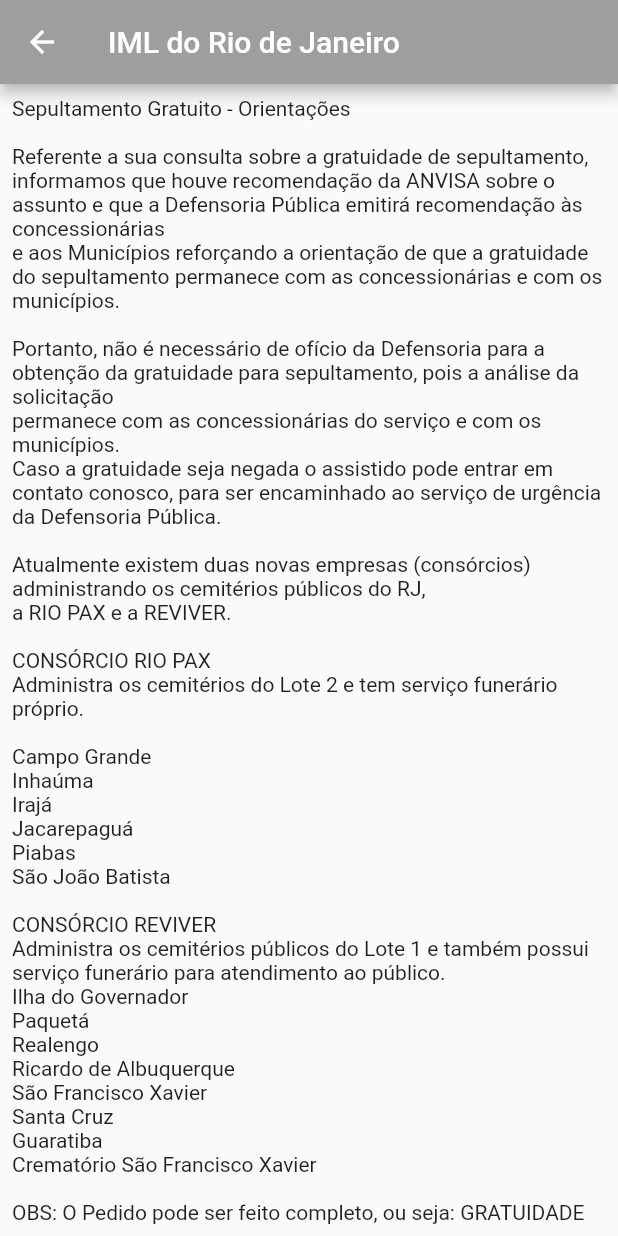
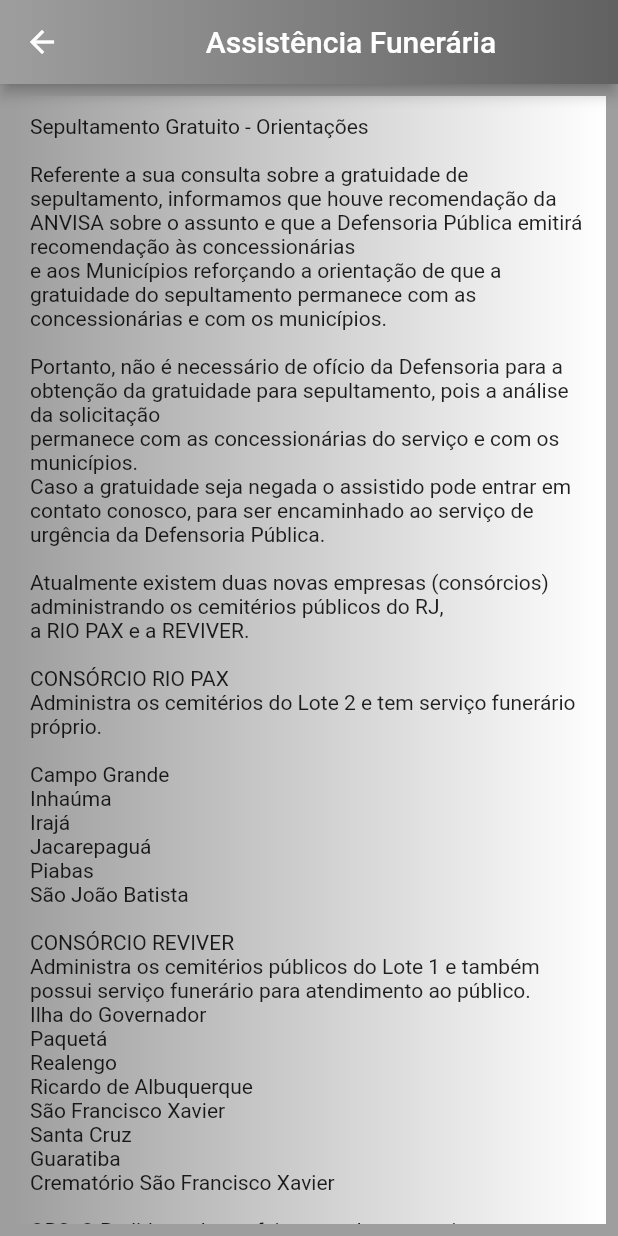
Before and after one commit to Abhimanyu121/favela_sem_corona, a Flutter app: the IMLScreen screen opened by its route, on a phone screen of 412 x 824 dp. Run offline on Flutter 3.47's test engine with Material 2 defaults, Android fonts, the phone set to English and light mode, and no system bars; our stand-ins replace google_maps_flutter, webview_flutter.

Commit message:
social media screen iml screen (design) welcome screen (hero widget)

```diff
--- a/lib/screens/iml_screen.dart
+++ b/lib/screens/iml_screen.dart
@@ -1,3 +1,4 @@
+import 'package:flutter/cupertino.dart';
 import 'package:flutter/material.dart';
 
 
@@ -15,13 +16,37 @@ class _IMLScreenState extends State<IMLScreen> {
   @override
   Widget build(BuildContext context) {
     return Scaffold(
+      backgroundColor: Colors.grey,
         appBar: AppBar(
-          backgroundColor: Colors.grey,
-          title: const Text('IML do Rio de Janeiro'),
+          title: Center(child: Text('Assistência Funerária')),
+          flexibleSpace: Container(
+            decoration: BoxDecoration(
+              gradient: LinearGradient(
+                  colors: [
+                    Colors.grey,
+                    Colors.grey.shade700,
+                  ],
+              ),
+            ),
+          ),
         ),
         body: Padding(
           padding: const EdgeInsets.all(8.0),
           child: SingleChildScrollView(
+            child: Stack(
+              alignment: AlignmentDirectional.center,
+              children:[
+                Container(
+                  decoration: BoxDecoration(
+                    gradient: LinearGradient(
+                      colors: [
+                        Colors.grey,
+                        Colors.white,
+                      ],
+                    ),
+                  ),
+                  child: Padding(
+                    padding: const EdgeInsets.all(12.0),
                     child: Text(
                       'Sepultamento Gratuito - Orientações \n '
                           '\n'
@@ -93,6 +118,10 @@ class _IMLScreenState extends State<IMLScreen> {
                           'Defensoria Pública do Estado do Rio de Janeiro Tel: 129', style:
                     TextStyle(fontSize: 14),),
                   ),
+                ),
+              ],
+            ),
+          ),
         )
     );
   }
--- a/lib/screens/social_media_screen.dart
+++ b/lib/screens/social_media_screen.dart
@@ -40,8 +40,7 @@ class _InstagramScreenState extends State<InstagramScreen> {
   Widget build(BuildContext context) {
     return Scaffold(
       appBar: AppBar(
-        title: const Text('Nossas redes sociais'),
-        backgroundColor: Colors.grey,
+        title: Text('Nossas redes sociais'),
         // This drop down menu demonstrates that Flutter widgets can be shown over the web view.
         actions: <Widget>[
 //          NavigationControls(_controller.future),
```
Also changed, not shown: lib/screens/menu_icons_screen.dart (+16 -11 lines), lib/screens/welcome_screen.dart (+9 -13 lines). Lines whose indentation alone changed are shown as unchanged.
